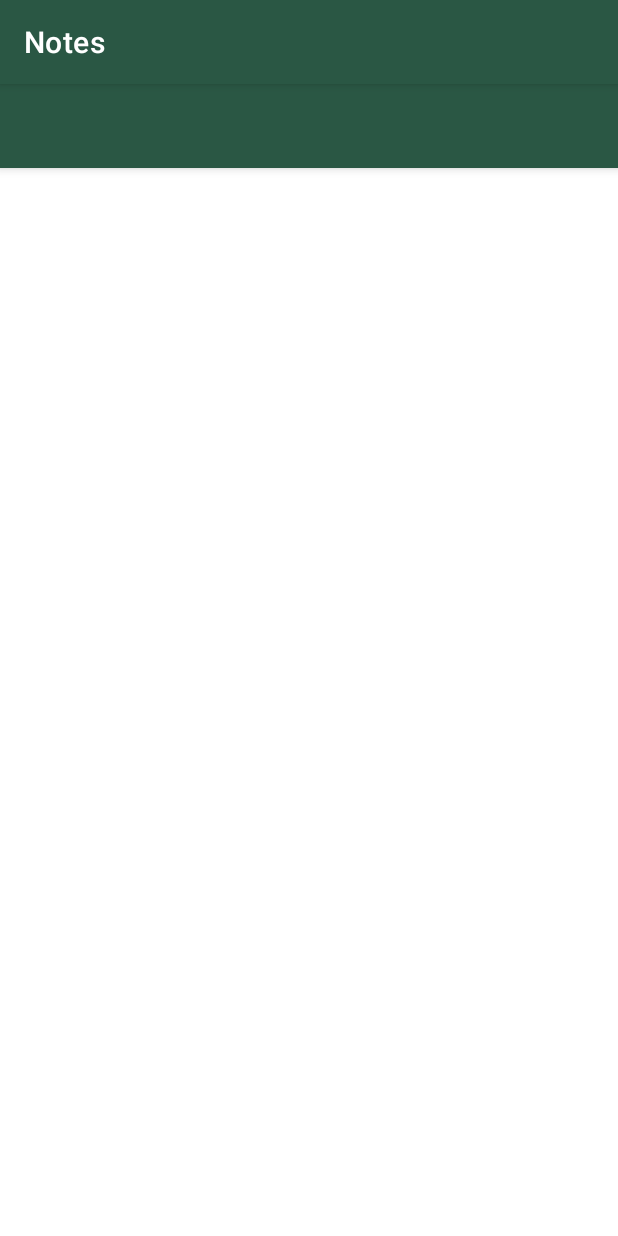
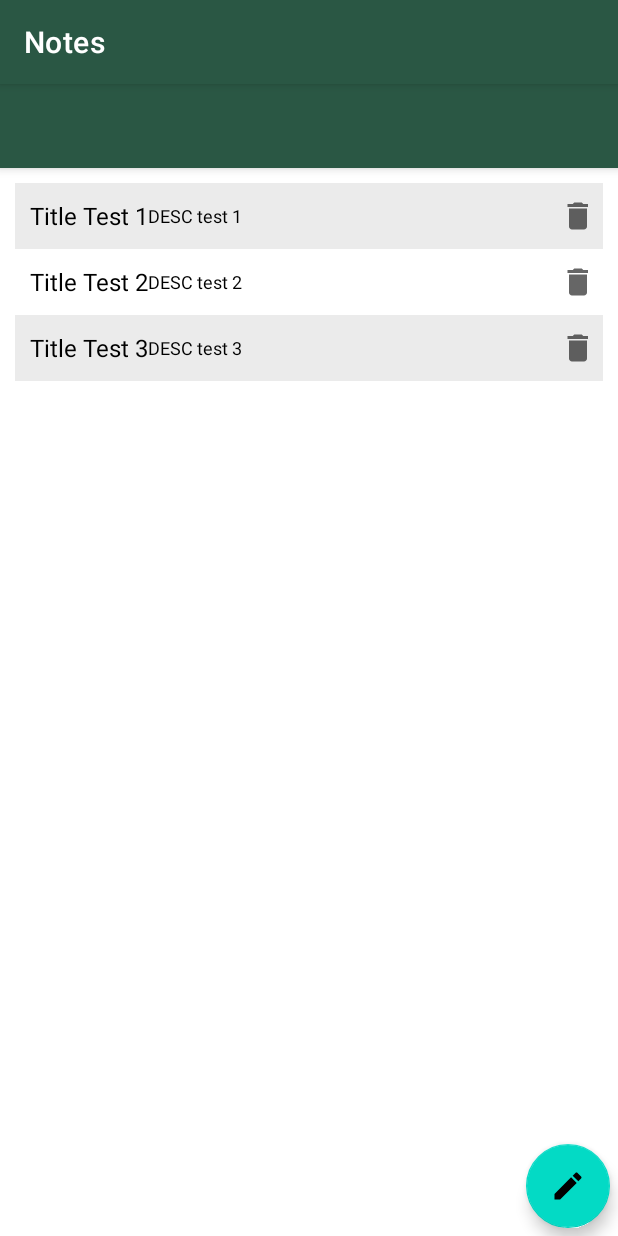
Before and after one commit to pannaAdrianna/KotlinDB, an Android app: the screen it shows after launch (TextNotesActivity), after a tap on "TEST", on a phone screen of 412 x 824 dp. Run offline under Robolectric (Android 15) with nearby library versions, the phone set to English and light mode, and no system bars.

Commit message:
added floating button

```diff
--- a/app/src/main/java/edu/ib/kotlindb/activities/TextNotesActivity.kt
+++ b/app/src/main/java/edu/ib/kotlindb/activities/TextNotesActivity.kt
@@ -1,6 +1,7 @@
 package edu.ib.kotlindb.activities
 
 import DatabaseHandler
+import android.app.Dialog
 import androidx.appcompat.app.AppCompatActivity
 import android.os.Bundle
 import android.view.View
@@ -10,6 +11,7 @@ import android.widget.Toast
 import androidx.appcompat.app.AlertDialog
 import androidx.recyclerview.widget.LinearLayoutManager
 import androidx.recyclerview.widget.RecyclerView
+import com.google.android.material.floatingactionbutton.FloatingActionButton
 import edu.ib.kotlindb.R
 import edu.ib.kotlindb.database.EmpModelClass
 import edu.ib.kotlindb.database.TextNotesAdapter
@@ -22,6 +24,11 @@ class TextNotesActivity : AppCompatActivity() {
     internal lateinit var empList: ArrayList<TextNote>
 
     internal lateinit var rvItemsList: RecyclerView
+    internal lateinit var btnAdd: FloatingActionButton
+
+    val TAG: String = "TextNotesActivity: "
+
+
     internal var searchView: SearchView? = null
     val requestCSVcode = 1
     internal lateinit var myList: ArrayList<HashMap<String, String>>
@@ -35,12 +42,30 @@ class TextNotesActivity : AppCompatActivity() {
 
         // to z content
         rvItemsList = findViewById(R.id.rvTextNotes)
+        btnAdd = findViewById(R.id.btnAddNewNote)
         searchView = findViewById(R.id.search_bar)
         setupListofDataIntoRecyclerView()
         adapter = TextNotesAdapter(this, getBasicItemsList())
         rvItemsList.setAdapter(adapter);
 
+
+        btnAdd.setOnClickListener { view ->
+            Toast.makeText(
+                applicationContext,
+                TAG + " btn Add click",
+                Toast.LENGTH_LONG
+            ).show()
+
+
+
+            TODO("alert dialog")
+        }
+
     }
+
+
+
+
 
     private fun getBasicItemsList(): ArrayList<TextNote> {
         //creating the instance of DatabaseHandler class
@@ -56,24 +81,33 @@ class TextNotesActivity : AppCompatActivity() {
         rvItemsList = findViewById(R.id.rvTextNotes)
         val tvNoRecordsAvailable: TextView = findViewById(R.id.tvNoRecordsAvailable)
 
-//        if (getBasicItemsList().size == 0) {
-//            readFromCSV()
-//        }
-//        if (getPreggoItemsList().size == 0) {
-//            readFromCSV2()
-//        }
 
         if (getBasicItemsList().size == 0) {
-            rvItemsList.visibility = View.INVISIBLE
-        } else {
-            rvItemsList.visibility = View.VISIBLE
-            tvNoRecordsAvailable.visibility = View.GONE
+            rvItemsList.visibility = View.GONE
+            tvNoRecordsAvailable.visibility = View.VISIBLE
+            addSomeData()
         }
+
+        rvItemsList.visibility = View.VISIBLE
+        tvNoRecordsAvailable.visibility = View.GONE
+
         rvItemsList.layoutManager = LinearLayoutManager(this)
         val itemAdapter = TextNotesAdapter(this, getBasicItemsList())
         rvItemsList.adapter = itemAdapter
 
 
+    }
+
+    private fun addSomeData() {
+        databaseHandler.addTextNote(
+            TextNote(1, "Title Test 1", "DESC test 1")
+        )
+        databaseHandler.addTextNote(
+            TextNote(2, "Title Test 2", "DESC test 2")
+        )
+        databaseHandler.addTextNote(
+            TextNote(3, "Title Test 3", "DESC test 3")
+        )
     }
 
     fun deleteRecordAlertDialog(empModelClass: TextNote) {
@@ -120,5 +154,7 @@ class TextNotesActivity : AppCompatActivity() {
         alertDialog.show()  // show the dialog to UI
     }
 
+    fun onBtnAddNoteClick(view: android.view.View) {}
+
 
 }
--- a/app/src/main/res/layout/activity_text_notes.xml
+++ b/app/src/main/res/layout/activity_text_notes.xml
@@ -18,10 +18,23 @@
             android:background="?attr/colorPrimary"
             app:popupTheme="@style/Theme.KotlinDB.PopupOverlay" />
 
+
     </com.google.android.material.appbar.AppBarLayout>
 
     <include layout="@layout/content_notes_list" />
 
+    <com.google.android.material.floatingactionbutton.FloatingActionButton
+        android:id="@+id/btnAddNewNote"
+        android:layout_width="wrap_content"
+        android:layout_height="wrap_content"
+        android:layout_gravity="end|bottom"
+        android:layout_margin="5dp"
+        android:clickable="true"
+        android:contentDescription="@string/add_new_note"
+        android:visibility="visible"
+        app:srcCompat="@drawable/ic_action_edit"
+        tools:ignore="SpeakableTextPresentCheck"
+        android:focusable="true" />
 
 
 </androidx.coordinatorlayout.widget.CoordinatorLayout>
--- a/app/src/main/res/values/strings.xml
+++ b/app/src/main/res/values/strings.xml
@@ -40,5 +40,6 @@
     <!-- TODO: Remove or change this placeholder text -->
     <string name="hello_blank_fragment">Hello blank fragment</string>
     <string name="title_activity_test_list">TestList</string>
+    <string name="add_new_note">Add New Note</string>
 
 </resources>
```
